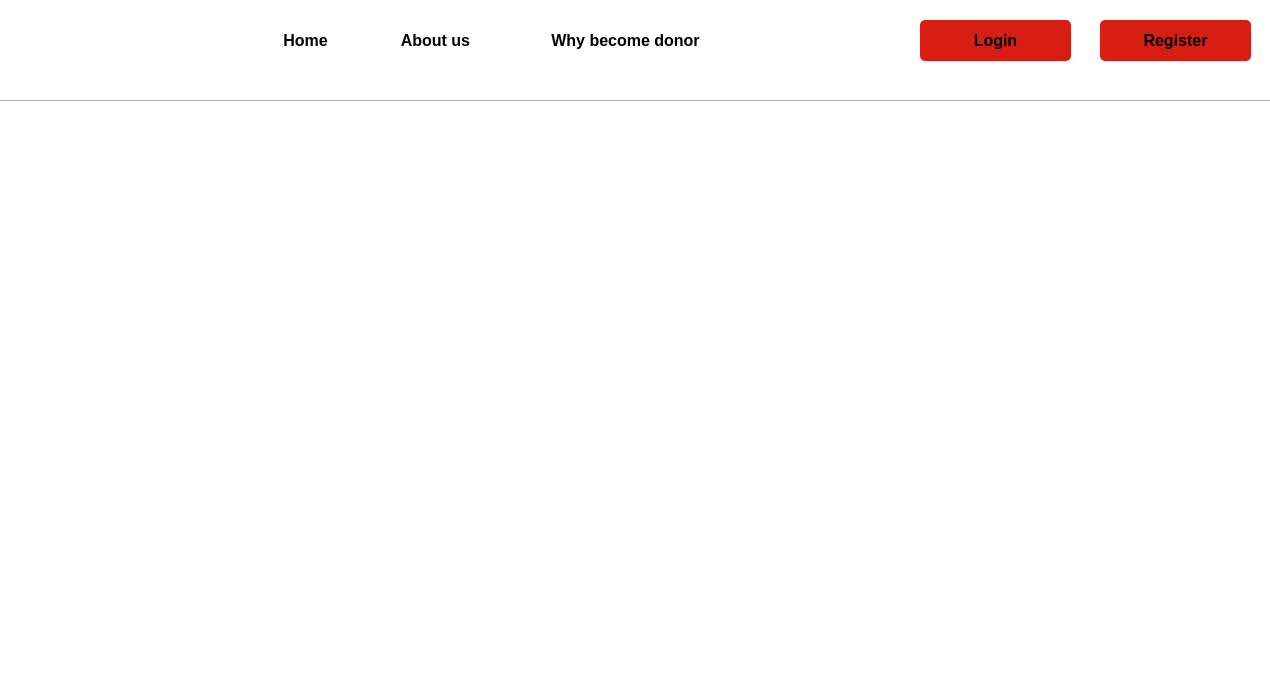
Old version of the form why_become_donor.ui in the repository Rista10/Final.
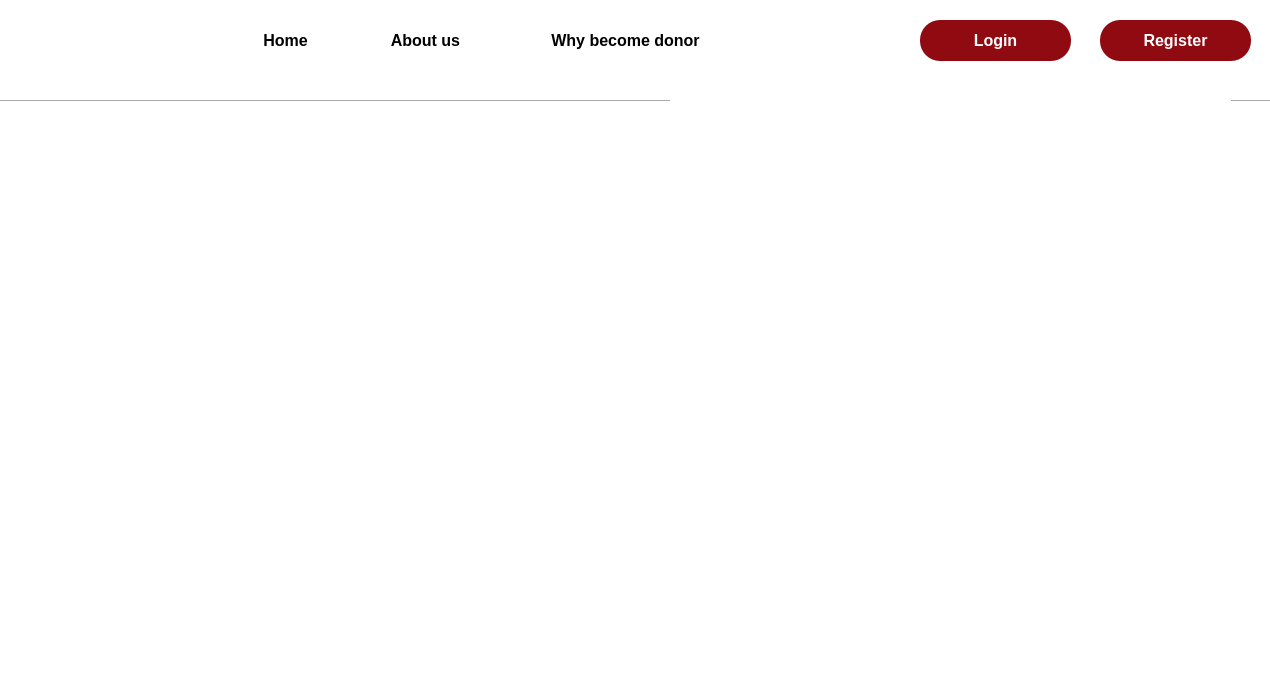
New version of the form. Icons and pictures are not drawn.

Diff of the .ui file:
```diff
--- a/why_become_donor.ui
+++ b/why_become_donor.ui
@@ -34,8 +34,15 @@
    <property name="styleSheet">
     <string notr="true">#register_2
 {
- background-color:#D81E12;
-border-radius:5px;
+ background-color:rgb(144, 10, 18);
+	color: rgb(255, 255, 255);
+border-radius:20px;
+}
+
+#register_2::hover
+{
+background-color:white;
+	color: rgb(144, 10, 18);
 }</string>
    </property>
    <property name="text">
@@ -60,8 +67,15 @@
    <property name="styleSheet">
     <string notr="true">#login
 {
- background-color:#D81E12;
-border-radius:5px;
+ background-color:rgb(144, 10, 18);
+	color: rgb(255, 255, 255);
+border-radius:20px;
+}
+
+#login::hover
+{
+background-color:white;
+	color: rgb(144, 10, 18);
 }</string>
    </property>
    <property name="text">
@@ -102,7 +116,7 @@
     <rect>
      <x>360</x>
      <y>20</y>
-     <width>151</width>
+     <width>131</width>
      <height>41</height>
     </rect>
    </property>
@@ -117,8 +131,12 @@
 
 {
  background-color:#rgb(255, 255, 255);
-border-radius:5px;
-}</string>
+border-radius:0.5px;
+}
+
+
+#about_2::hover{border-bottom :3px solid rgb(144, 10, 18);
+color: rgb(144, 10, 18);}</string>
    </property>
    <property name="text">
     <string>About us</string>
@@ -129,7 +147,7 @@
     <rect>
      <x>230</x>
      <y>20</y>
-     <width>151</width>
+     <width>111</width>
      <height>41</height>
     </rect>
    </property>
@@ -144,8 +162,12 @@
 
 {
  background-color:#rgb(255, 255, 255);
-border-radius:5px;
-}</string>
+border-radius:0.5px;
+}
+
+
+#home::hover{border-bottom :3px solid rgb(144, 10, 18);
+color: rgb(144, 10, 18);}</string>
    </property>
    <property name="text">
     <string>Home</string>
@@ -181,7 +203,7 @@
   <widget class="QLabel" name="label">
    <property name="geometry">
     <rect>
-     <x>30</x>
+     <x>40</x>
      <y>110</y>
      <width>571</width>
      <height>581</height>
@@ -197,9 +219,9 @@
   <widget class="QLabel" name="label_2">
    <property name="geometry">
     <rect>
-     <x>610</x>
-     <y>110</y>
-     <width>631</width>
+     <x>670</x>
+     <y>100</y>
+     <width>561</width>
      <height>571</height>
     </rect>
    </property>
```
Left out of the diff: 22 changed lines with no effect on the pictures.
